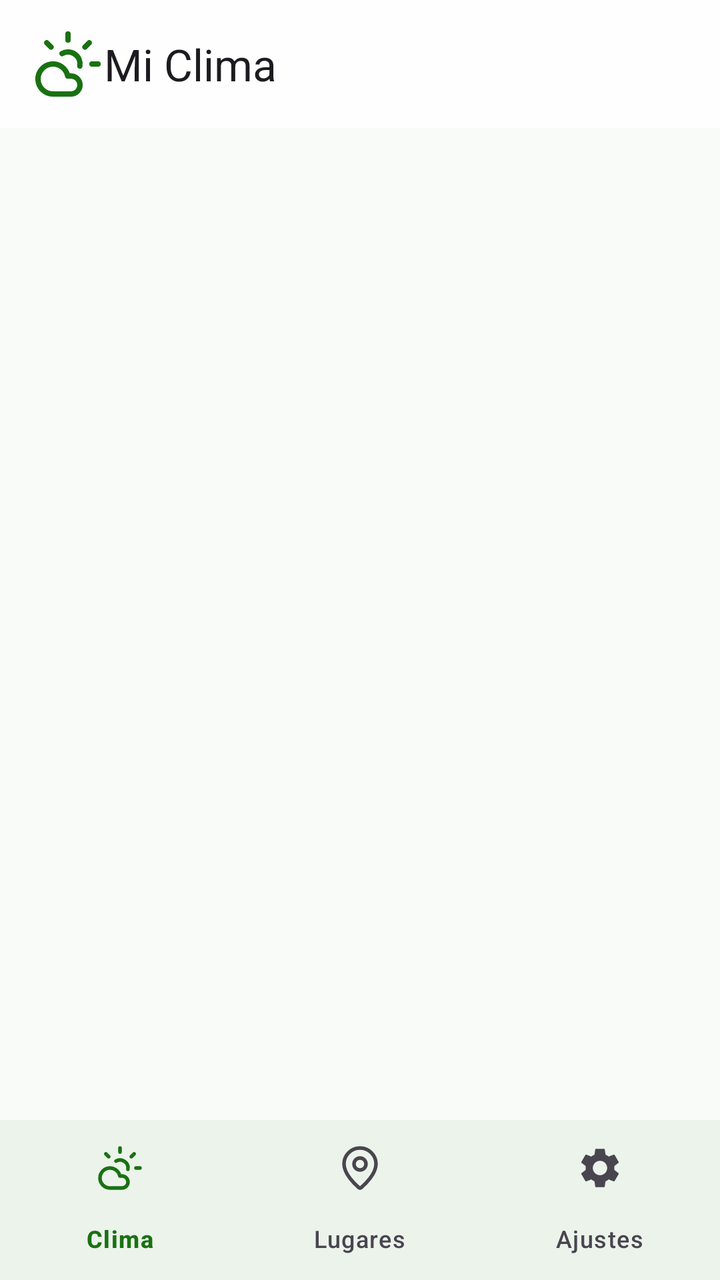
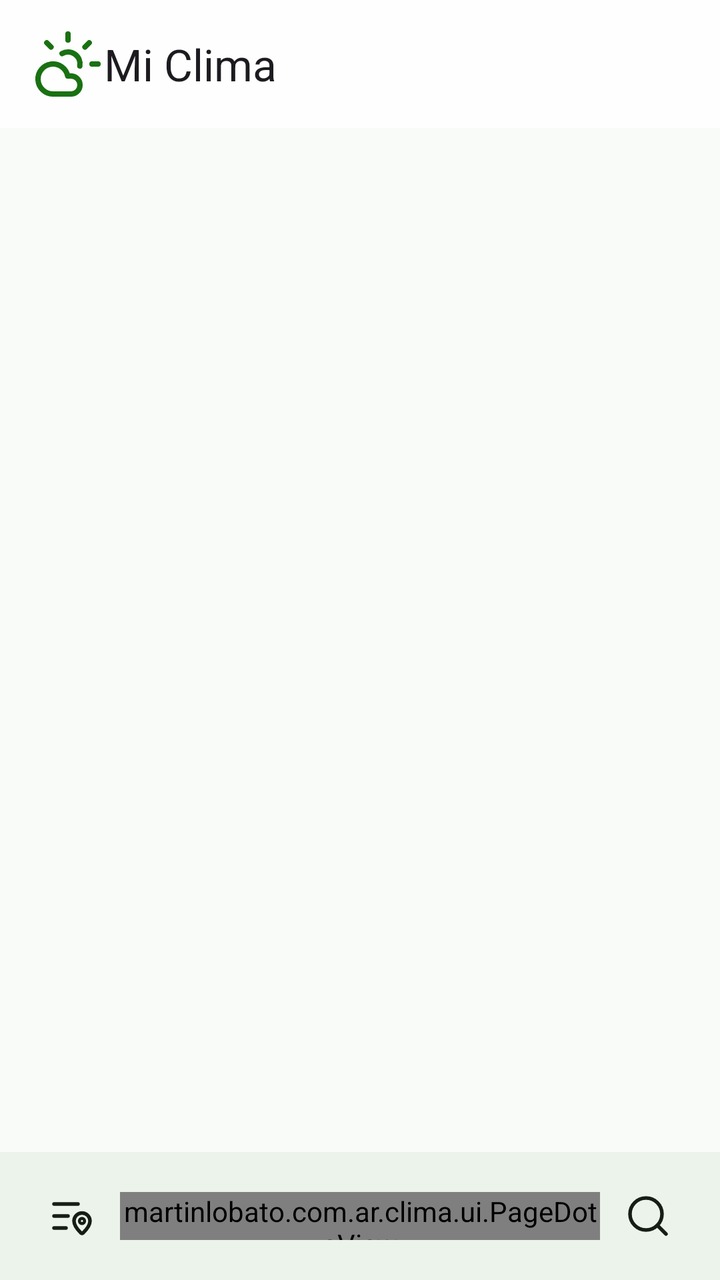

An Android layout rendered at two revisions. The XML below is the earlier revision; the diff shows what the commit changed to produce the second picture.
<!-- AndroidManifest.xml: application theme Theme.MiClima.Green -->
<!-- res/layout/activity_main.xml -->
<?xml version="1.0" encoding="utf-8"?>
<LinearLayout xmlns:android="http://schemas.android.com/apk/res/android"
    xmlns:app="http://schemas.android.com/apk/res-auto"
    android:layout_width="match_parent"
    android:layout_height="match_parent"
    android:orientation="vertical">

    <com.google.android.material.appbar.AppBarLayout
        android:layout_width="match_parent"
        android:layout_height="wrap_content"
        android:fitsSystemWindows="true">

        <com.google.android.material.appbar.MaterialToolbar
            android:id="@+id/toolbar"
            android:layout_width="match_parent"
            android:layout_height="?attr/actionBarSize"
            app:logo="@drawable/ic_toolbar_logo"
            app:logoDescription="@string/app_name"
            app:title="@string/app_name" />

    </com.google.android.material.appbar.AppBarLayout>

    <androidx.fragment.app.FragmentContainerView
        android:id="@+id/fragmentContainer"
        android:layout_width="match_parent"
        android:layout_height="0dp"
        android:layout_weight="1" />

    <com.google.android.material.bottomnavigation.BottomNavigationView
        android:id="@+id/bottomNav"
        android:layout_width="match_parent"
        android:layout_height="wrap_content"
        app:itemActiveIndicatorStyle="@style/Widget.MiClima.BottomNavigationView.ActiveIndicator"
        app:itemIconSize="24dp"
        app:itemIconTint="@color/bottom_nav_item_color"
        app:itemTextColor="@color/bottom_nav_item_color"
        app:labelVisibilityMode="labeled"
        app:menu="@menu/menu_bottom_nav" />

</LinearLayout>
<!-- resources referenced by this layout -->
<resources>
  <!-- drawable ic_toolbar_logo (drawable) -->
  <vector xmlns:android="http://schemas.android.com/apk/res/android"
      android:width="36dp"
      android:height="36dp"
      android:viewportWidth="24"
      android:viewportHeight="24"
      android:tint="?attr/colorPrimary">
      <path
          android:pathData="M12,2v2M4.93,4.93l1.41,1.41M20,12h2M19.07,4.93l-1.41,1.41"
          android:strokeColor="@android:color/black"
          android:strokeLineCap="round"
          android:strokeLineJoin="round"
          android:strokeWidth="1.8" />
      <path
          android:pathData="M15.947,12.65a4,4 0 0 0 -5.925,-4.128"
          android:strokeColor="@android:color/black"
          android:strokeLineCap="round"
          android:strokeLineJoin="round"
          android:strokeWidth="1.8" />
      <path
          android:pathData="M13,22H7a5,5 0 1 1 4.9,-6H13a3,3 0 0 1 0,6z"
          android:strokeColor="@android:color/black"
          android:strokeLineCap="round"
          android:strokeLineJoin="round"
          android:strokeWidth="1.8" />
  </vector>
  <string name="app_name">Mi Clima</string>
  <style name="Widget.MiClima.BottomNavigationView.ActiveIndicator" parent="Widget.Material3.BottomNavigationView.ActiveIndicator">
          <item name="android:color">@android:color/transparent</item>
      </style>
  <color name="green_token_primary">#197112</color>
  <color name="green_token_on_primary">#fcfcfc</color>
  <color name="green_token_primary_container">#cbecc7</color>
  <color name="green_token_on_primary_container">#003a00</color>
  <color name="green_token_surface_alt">#ebf3ea</color>
  <color name="green_token_bg">#f9fbf8</color>
  <color name="green_token_surface">#fdfefd</color>
  <color name="green_token_on_surface">#151d14</color>
  <color name="green_token_on_surface_variant">#555e53</color>
  <color name="green_token_outline">#cfd7ce</color>
  <color name="danger">#b32228</color>
  <color name="on_danger">#ffffff</color>
  <!-- unchanged entries left out for length: 1 -->
</resources>

<!-- the commit's change to res/layout/activity_main.xml (unified diff, before → after) -->
@@ -20,21 +20,48 @@
 
     </com.google.android.material.appbar.AppBarLayout>
 
-    <androidx.fragment.app.FragmentContainerView
-        android:id="@+id/fragmentContainer"
+    
+    <androidx.viewpager2.widget.ViewPager2
+        android:id="@+id/pager"
         android:layout_width="match_parent"
         android:layout_height="0dp"
         android:layout_weight="1" />
 
-    <com.google.android.material.bottomnavigation.BottomNavigationView
-        android:id="@+id/bottomNav"
+    
+    <LinearLayout
+        android:id="@+id/bottomBar"
         android:layout_width="match_parent"
         android:layout_height="wrap_content"
-        app:itemActiveIndicatorStyle="@style/Widget.MiClima.BottomNavigationView.ActiveIndicator"
-        app:itemIconSize="24dp"
-        app:itemIconTint="@color/bottom_nav_item_color"
-        app:itemTextColor="@color/bottom_nav_item_color"
-        app:labelVisibilityMode="labeled"
-        app:menu="@menu/menu_bottom_nav" />
+        android:background="?attr/colorSurfaceContainer"
+        android:gravity="center_vertical"
+        android:minHeight="64dp"
+        android:orientation="horizontal"
+        android:paddingHorizontal="12dp">
+
+        <ImageButton
+            android:id="@+id/btnPlacesList"
+            android:layout_width="48dp"
+            android:layout_height="48dp"
+            android:background="?attr/selectableItemBackgroundBorderless"
+            android:contentDescription="@string/places_title"
+            android:src="@drawable/ic_places_list"
+            app:tint="?attr/colorOnSurface" />
+
+        <martinlobato.com.ar.clima.ui.PageDotsView
+            android:id="@+id/pageDots"
+            android:layout_width="0dp"
+            android:layout_height="24dp"
+            android:layout_weight="1" />
+
+        <ImageButton
+            android:id="@+id/btnSearch"
+            android:layout_width="48dp"
+            android:layout_height="48dp"
+            android:background="?attr/selectableItemBackgroundBorderless"
+            android:contentDescription="@string/places_search_hint"
+            android:src="@drawable/ic_search"
+            app:tint="?attr/colorOnSurface" />
+
+    </LinearLayout>
 
 </LinearLayout>
<!-- resource entries referenced after the edit -->
@@ -1,5 +1,45 @@
 <!-- resources referenced by this layout -->
 <resources>
+  <!-- drawable ic_places_list (drawable) -->
+  <vector xmlns:android="http://schemas.android.com/apk/res/android"
+      android:width="24dp"
+      android:height="24dp"
+      android:viewportWidth="24"
+      android:viewportHeight="24">
+      <path
+          android:pathData="M3,6h12M3,12h7M3,18h6"
+          android:strokeColor="@android:color/black"
+          android:strokeLineCap="round"
+          android:strokeWidth="1.8" />
+      <path
+          android:pathData="M21,14.5c0,2.7 -3,5.5 -3.5,6a0.7,0.7 0 0 1 -1,0C16,20 13,17.2 13,14.5a4,4 0 0 1 8,0z"
+          android:strokeColor="@android:color/black"
+          android:strokeLineJoin="round"
+          android:strokeWidth="1.8" />
+      <path
+          android:pathData="M17,13.2a1.3,1.3 0 1 0 0,2.6a1.3,1.3 0 1 0 0,-2.6z"
+          android:strokeColor="@android:color/black"
+          android:strokeWidth="1.5" />
+  </vector>
+  <!-- drawable ic_search (drawable) -->
+  <vector xmlns:android="http://schemas.android.com/apk/res/android"
+      android:width="24dp"
+      android:height="24dp"
+      android:viewportWidth="24"
+      android:viewportHeight="24">
+      <path
+          android:pathData="M11,3a8,8 0 1 0 0,16a8,8 0 1 0 0,-16z"
+          android:strokeColor="@android:color/black"
+          android:strokeLineCap="round"
+          android:strokeLineJoin="round"
+          android:strokeWidth="1.8" />
+      <path
+          android:pathData="M21,21l-4.34,-4.34"
+          android:strokeColor="@android:color/black"
+          android:strokeLineCap="round"
+          android:strokeLineJoin="round"
+          android:strokeWidth="1.8" />
+  </vector>
   <!-- drawable ic_toolbar_logo (drawable) -->
   <vector xmlns:android="http://schemas.android.com/apk/res/android"
       android:width="36dp"
@@ -27,9 +67,8 @@
           android:strokeWidth="1.8" />
   </vector>
   <string name="app_name">Mi Clima</string>
-  <style name="Widget.MiClima.BottomNavigationView.ActiveIndicator" parent="Widget.Material3.BottomNavigationView.ActiveIndicator">
-          <item name="android:color">@android:color/transparent</item>
-      </style>
+  <string name="places_search_hint">Buscar ciudad</string>
+  <string name="places_title">Lugares</string>
   <color name="green_token_primary">#197112</color>
   <color name="green_token_on_primary">#fcfcfc</color>
   <color name="green_token_primary_container">#cbecc7</color>
